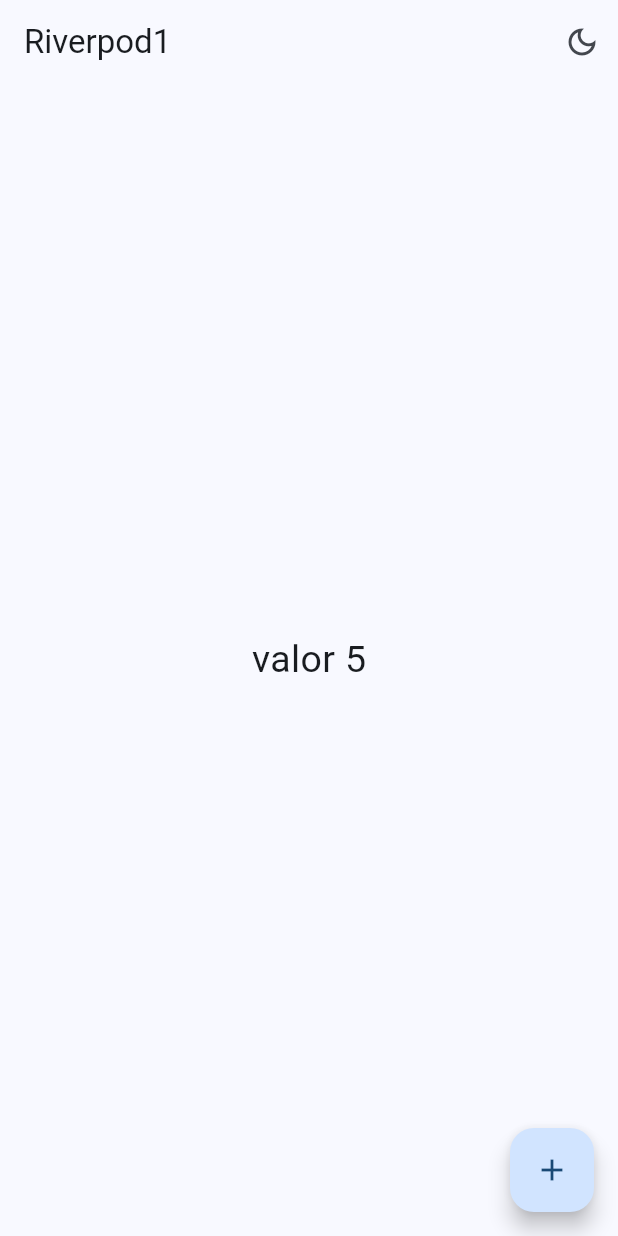
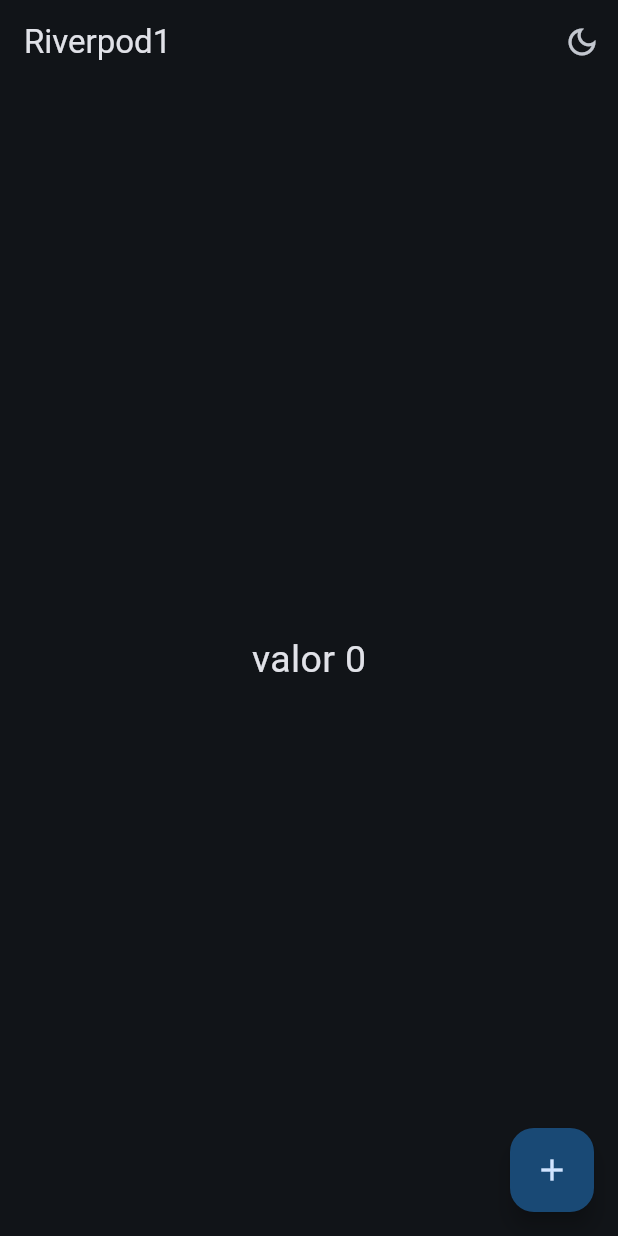
Before and after one commit to Kenier202/curso-flutter-clase-10, a Flutter app: the RiverPod1 screen opened by its route, after a tap on the "light mode" icon, on a phone screen of 412 x 824 dp. Run offline on Flutter 3.47's test engine with Material 3 defaults, Android fonts, the phone set to English and light mode, and no system bars; our stand-ins replace animate_do, flutter_riverpod, go_router.

Commit message:
nueva forma de usar riverpod con inyeccion de dependencias

```diff
--- a/lib/config/router/app_router.dart
+++ b/lib/config/router/app_router.dart
@@ -59,7 +59,7 @@ final appRouter = GoRouter(
     GoRoute(
       path: '/Prueba1Riverpod',
       name: RiverPod1.name,
-      builder: (context, state) => const RiverPod1(),
+      builder: (context, state) => RiverPod1(),
     ),
   ],
 );
--- a/lib/main.dart
+++ b/lib/main.dart
@@ -1,7 +1,6 @@
 import 'package:flutter/material.dart';
 import 'package:flutter_riverpod/flutter_riverpod.dart';
 import 'package:widgets_app/config/router/app_router.dart';
-import 'package:widgets_app/config/theme/app_theme.dart';
 import 'package:widgets_app/presentation/screens/counter/counter_provider.dart';
 
 void main() {
@@ -17,14 +16,14 @@ class MainApp extends ConsumerWidget {
 
   @override
   Widget build(BuildContext context, WidgetRef ref) {
-    final isDark = ref.watch(themeProvider);
-    final selectedColor = ref.watch(selectedProvider);
-
+    // final isDark = ref.watch(themeProvider);
+    // final selectedColor = ref.watch(selectedProvider);
+    final themeNotifier = ref.watch(themeNotifierProvider);
     return MaterialApp.router(
       title: 'Flutter Widgets',
       routerConfig: appRouter,
       debugShowCheckedModeBanner: false,
-      theme: AppTheme(selectedColor: selectedColor, isDark: isDark).getTheme(),
+      theme: themeNotifier.getTheme(),
     );
   }
 }
--- a/lib/presentation/screens/counter/RiverPod1.dart
+++ b/lib/presentation/screens/counter/RiverPod1.dart
@@ -1,16 +1,16 @@
-// ignore: file_names
 import 'package:flutter/material.dart';
 import 'package:flutter_riverpod/flutter_riverpod.dart';
 import 'package:widgets_app/presentation/screens/counter/counter_provider.dart';
 
 class RiverPod1 extends ConsumerWidget {
   static const name = 'riverpod1_screen';
-  const RiverPod1({super.key});
 
   @override
   Widget build(BuildContext context, WidgetRef ref) {
-    final clickCounter = ref.watch(conunterProvider);
-    final theme = ref.watch(themeProvider);
+    int valor = 1;
+    final clickCounter = ref.watch(themeNotifierProvider).count;
+
+    final theme = ref.watch(themeNotifierProvider).isDark;
     return Scaffold(
       appBar: AppBar(
         title: const Text("Riverpod1"),
@@ -20,7 +20,7 @@ class RiverPod1 extends ConsumerWidget {
               theme ? Icons.dark_mode_outlined : Icons.light_mode_outlined,
             ),
             onPressed: (() {
-              ref.read(themeProvider.notifier).update((state) => !state);
+              ref.read(themeNotifierProvider.notifier).toggleDarkMode();
             }),
           )
         ],
@@ -33,7 +33,9 @@ class RiverPod1 extends ConsumerWidget {
       ),
       floatingActionButton: FloatingActionButton(
         onPressed: (() {
-          ref.read(conunterProvider.notifier).state++;
+          ref
+              .read(themeNotifierProvider.notifier)
+              .countScreen(clickCounter + valor);
         }),
         child: const Icon(Icons.add),
       ),
--- a/lib/presentation/screens/counter/counter_provider.dart
+++ b/lib/presentation/screens/counter/counter_provider.dart
@@ -1,9 +1,25 @@
 import 'package:flutter_riverpod/flutter_riverpod.dart';
 import 'package:widgets_app/config/theme/app_theme.dart';
 
-final conunterProvider = StateProvider((ref) => 5);
+final colorsProvider = Provider((ref) => colorList);
 
-final themeProvider = StateProvider((ref) => false);
-final selectedProvider = StateProvider<int>((ref) => 0);
+final themeNotifierProvider = StateNotifierProvider<ThemeNotifier, AppTheme>(
+  (ref) => ThemeNotifier(),
+);
 
-final colorsProvider = Provider((ref) => colorList);
+class ThemeNotifier extends StateNotifier<AppTheme> {
+  ThemeNotifier() : super(AppTheme());
+
+  void toggleDarkMode() {
+    state = state.copyWith(isDark: !state.isDark);
+  }
+
+  void changeColorIndex(int index) {
+    state = state.copyWith(selectedColor: index);
+  }
+
+  void countScreen(int count) {
+    state = state.copyWith(count: count);
+    print("dentro de providers $count");
+  }
+}
```
Also changed, not shown: lib/config/theme/app_theme.dart (+14 -1 lines), lib/presentation/screens/theme_changer/theme_changer_screen.dart (+9 -5 lines).
